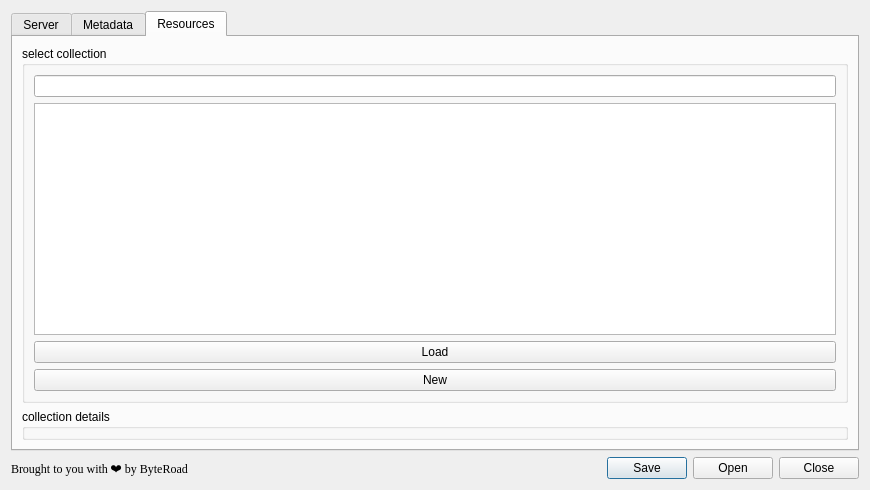
Above: pygeoapi_config_dialog_base.ui from KatKatKateryna/pygeoapi_config before the change. Below: the same form after it.
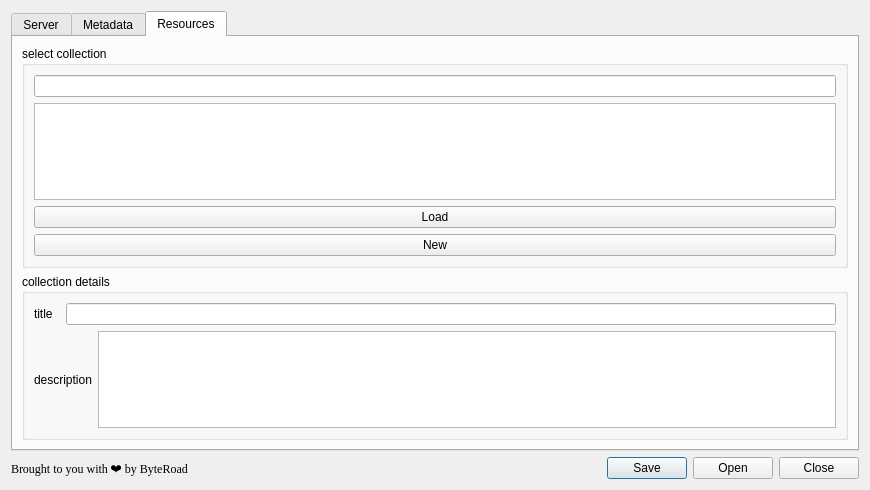
That is the form after the change. Icons and pictures are not drawn.

Commit message: - added support for filtering collections - preview title and description - save title

```diff
--- a/pygeoapi_config_dialog_base.ui
+++ b/pygeoapi_config_dialog_base.ui
@@ -450,8 +450,8 @@
       <attribute name="title">
        <string>Resources</string>
       </attribute>
-      <layout class="QVBoxLayout" name="verticalLayout_2">
-       <item>
+      <layout class="QGridLayout" name="gridLayout_7">
+       <item row="0" column="0">
         <widget class="QGroupBox" name="groupBox_2">
          <property name="title">
           <string>select collection</string>
@@ -480,11 +480,33 @@
          </layout>
         </widget>
        </item>
-       <item>
+       <item row="1" column="0">
         <widget class="QGroupBox" name="groupBoxCollection">
          <property name="title">
           <string>collection details</string>
          </property>
+         <layout class="QGridLayout" name="gridLayout_6">
+          <item row="0" column="1" colspan="2">
+           <widget class="QLineEdit" name="lineEditTitle"/>
+          </item>
+          <item row="1" column="0" colspan="2">
+           <widget class="QLabel" name="label_16">
+            <property name="text">
+             <string>description</string>
+            </property>
+           </widget>
+          </item>
+          <item row="0" column="0">
+           <widget class="QLabel" name="label_15">
+            <property name="text">
+             <string>title</string>
+            </property>
+           </widget>
+          </item>
+          <item row="1" column="2">
+           <widget class="QPlainTextEdit" name="plainTextDescription"/>
+          </item>
+         </layout>
         </widget>
        </item>
       </layout>
```
Left out of the diff: 62 changed lines with no effect on the pictures. The commit also changes 2 other files.
